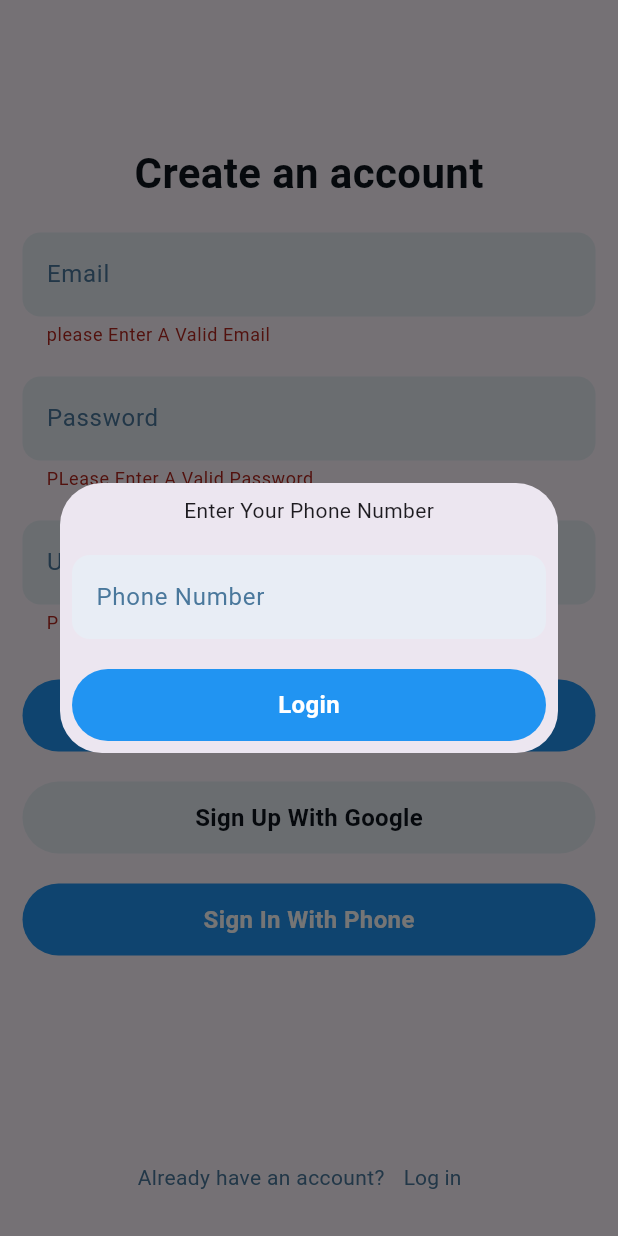
After one commit to minazakaria88/FacebookClone, a Flutter app: the screen it shows after launch, after a tap on "Sign Up", after a tap on "Sign In With Phone", on a phone screen of 412 x 824 dp. The commit adds this screen. Run offline on Flutter 3.47's test engine with Material 3 defaults, Android fonts, the phone set to English and light mode, and no system bars; our stand-ins replace bloc, cached_network_image, cloud_firestore, dio, equatable, firebase_auth and 10 more; missing offline and left inert: dart:ffi; accounts and stored records are empty.

Commit message:
add phone otp dialog

```diff
--- a/lib/features/auth/data/repositories/auth_repo.dart
+++ b/lib/features/auth/data/repositories/auth_repo.dart
@@ -33,11 +33,14 @@ class AuthRepository {
     Completer<String> completer = Completer<String>();
     await auth.verifyPhoneNumber(
       phoneNumber: phoneNumber,
-      verificationCompleted: (PhoneAuthCredential credential) {},
+      verificationCompleted: (PhoneAuthCredential credential) {
+
+      },
       verificationFailed: (FirebaseAuthException e) {
         if (e.code == 'invalid-phone-number') {
-          throw Exception('The provided phone number is not valid.');
+          completer.completeError('The provided phone number is not valid.');
         }
+        completer.completeError(e.message ?? 'Failed to verify phone number.');
       },
       codeSent: (String verificationId, int? resendToken) {
         logger.d(verificationId);
@@ -51,6 +54,7 @@ class AuthRepository {
   Future<User?> signInWithPhoneNumber({
     required String verificationId,
     required String smsCode,
+    required String name
   }) async {
     PhoneAuthCredential credential = PhoneAuthProvider.credential(
       verificationId: verificationId,
@@ -58,6 +62,8 @@ class AuthRepository {
     );
     final userCredential = await auth.signInWithCredential(credential);
     logger.d(credential);
+    await userCredential.user!.updateDisplayName(name);
+    await userCredential.user!.reload();
     return userCredential.user;
   }
 
--- a/lib/features/auth/presentation/cubit/auth_cubit.dart
+++ b/lib/features/auth/presentation/cubit/auth_cubit.dart
@@ -98,12 +98,14 @@ class AuthCubit extends Cubit<AuthState> {
   Future<void> loginWithPhone({
     required String verificationId,
     required String smsCode,
+    required String name
   }) async {
     try {
       emit(state.copyWith(otpStatus: OtpStatus.loading));
       await authRepository.signInWithPhoneNumber(
         verificationId: verificationId,
         smsCode: smsCode,
+        name: name
       );
       emit(state.copyWith(otpStatus: OtpStatus.success));
     } catch (e) {
--- a/lib/features/auth/presentation/pages/otp_screen.dart
+++ b/lib/features/auth/presentation/pages/otp_screen.dart
@@ -84,6 +84,7 @@ class _OtpScreenState extends State<OtpScreen> {
                       await context.read<AuthCubit>().loginWithPhone(
                         verificationId: widget.verificationId,
                         smsCode: otpCode,
+                        name: 'mina zakaria'
                       );
                       otpCode = '';
                     }
--- a/lib/features/auth/presentation/pages/register_screen.dart
+++ b/lib/features/auth/presentation/pages/register_screen.dart
@@ -1,13 +1,8 @@
-import 'package:app_factory/core/helpers/extenstion.dart';
-import 'package:app_factory/core/helpers/validate_inpus_class.dart';
 import 'package:app_factory/core/routes/routes.dart';
-import 'package:app_factory/core/utils/app_colors.dart';
-import 'package:app_factory/core/utils/app_styles.dart';
-import 'package:app_factory/core/widget/my_button.dart';
-import 'package:app_factory/core/widget/my_text_form.dart';
 import 'package:app_factory/features/auth/presentation/cubit/auth_cubit.dart';
 import 'package:flutter/material.dart';
 import 'package:flutter_bloc/flutter_bloc.dart';
+import '../widgets/register_body.dart';
 
 class RegisterScreen extends StatefulWidget {
   const RegisterScreen({super.key});
@@ -20,6 +15,7 @@ class _LoginScreenState extends State<RegisterScreen> {
   final TextEditingController email = TextEditingController();
   final TextEditingController password = TextEditingController();
   final TextEditingController userName = TextEditingController();
+  final TextEditingController phone = TextEditingController();
   final formKey = GlobalKey<FormState>();
 
   @override
@@ -27,6 +23,7 @@ class _LoginScreenState extends State<RegisterScreen> {
     email.dispose();
     password.dispose();
     userName.dispose();
+    phone.dispose();
     super.dispose();
   }
 
@@ -96,118 +93,12 @@ class _LoginScreenState extends State<RegisterScreen> {
               },
             ),
           ],
-          child: BlocBuilder<AuthCubit, AuthState>(
-            builder: (context, state) {
-              return CustomScrollView(
-                slivers: [
-                  SliverFillRemaining(
-                    child: Form(
-                      key: formKey,
-                      child: Column(
-                        crossAxisAlignment: CrossAxisAlignment.center,
-                        children: [
-                          80.h,
-                          const Text(
-                            'Create an account',
-                            style: AppStyles.bold28BlackTextColor,
-                          ),
-                          20.h,
-                          MyTextForm(
-                            controller: email,
-                            hint: 'Email',
-                            validator: (String? value) {
-                              return ValidationClass.validateEmail(value);
-                            },
-                          ),
-                          20.h,
-                          MyTextForm(
-                            controller: password,
-                            hint: 'Password',
-                            validator: (String? value) {
-                              return ValidationClass.validateText(
-                                value,
-                                'PLease Enter A Valid Password',
-                              );
-                            },
-                          ),
-                          20.h,
-                          MyTextForm(
-                            controller: userName,
-                            hint: 'Username',
-                            validator: (String? value) {
-                              return ValidationClass.validateText(
-                                value,
-                                'PLease Enter A Valid Username',
-                              );
-                            },
-                          ),
-                          30.h,
-                          state.registerStatus == RegisterStatus.loading
-                              ? const CircularProgressIndicator()
-                              : MyButton(
-                                  text: 'Sign Up',
-                                  onTap: () {
-                                    if (formKey.currentState!.validate()) {
-                                      context.read<AuthCubit>().register(
-                                        email: email.text,
-                                        password: password.text,
-                                        name: userName.text,
-                                      );
-                                    }
-                                  },
-                                ),
-                          20.h,
-                          state.registerWithGoogleStatus ==
-                                  RegisterWithGoogleStatus.loading
-                              ? const CircularProgressIndicator()
-                              : MyButton(
-                                  text: 'Sign Up With Google',
-                                  onTap: () {
-                                    context
-                                        .read<AuthCubit>()
-                                        .registerWithGoogle();
-                                  },
-                                  textColor: AppColors.blackTextColor,
-                                  color: AppColors.greyColor,
-                                ),
-                          20.h,
-                          state.loginWithPhoneStatus ==
-                                  LoginWithPhoneStatus.loading
-                              ? const CircularProgressIndicator()
-                              : MyButton(
-                                  text: 'Sign Up With Phone',
-                                  onTap: () {
-                                    context.read<AuthCubit>().verifyPhoneNumber(
-                                      phoneNumber: '+201064687742',
-                                    );
-                                  },
-                                ),
-                          const Spacer(),
-                          Row(
-                            mainAxisAlignment: MainAxisAlignment.center,
-                            children: [
-                              const Text(
-                                'Already have an account?',
-                                style: AppStyles.regular14textgreyColor,
-                              ),
-                              TextButton(
-                                onPressed: () {
-                                  Navigator.of(context).pushNamed(Routes.login);
-                                },
-                                child: const Text(
-                                  'Log in',
-                                  style: AppStyles.regular14textgreyColor,
-                                ),
-                              ),
-                            ],
-                          ),
-                        ],
-                      ),
-                    ),
-                  ),
-                ],
-              );
-            },
+          child: RegisterBody(
+            formKey: formKey,
+            email: email,
+            password: password,
+            userName: userName,
+            phone: phone,
           ),
         ),
       ),
--- /dev/null
+++ b/lib/features/auth/presentation/widgets/register_body.dart
@@ -0,0 +1,192 @@
+import 'package:app_factory/core/helpers/extenstion.dart';
+import 'package:flutter/material.dart';
+import 'package:flutter_bloc/flutter_bloc.dart';
+
+import '../../../../core/helpers/validate_inpus_class.dart';
+import '../../../../core/routes/routes.dart';
+import '../../../../core/utils/app_colors.dart';
+import '../../../../core/utils/app_styles.dart';
+import '../../../../core/widget/my_button.dart';
+import '../../../../core/widget/my_text_form.dart';
+import '../cubit/auth_cubit.dart';
+
+class RegisterBody extends StatelessWidget {
+  const RegisterBody({
+    super.key,
+    required this.formKey,
+    required this.email,
+    required this.password,
+    required this.userName,
+    required this.phone,
+  });
+
+  final GlobalKey<FormState> formKey;
+  final TextEditingController email;
+  final TextEditingController password;
+  final TextEditingController userName;
+  final TextEditingController phone;
+
+  @override
+  Widget build(BuildContext context) {
+    return BlocBuilder<AuthCubit, AuthState>(
+      builder: (context, state) {
+        return CustomScrollView(
+          slivers: [
+            SliverFillRemaining(
+              child: Form(
+                key: formKey,
+                child: Column(
+                  crossAxisAlignment: CrossAxisAlignment.center,
+                  children: [
+                    80.h,
+                    const Text(
+                      'Create an account',
+                      style: AppStyles.bold28BlackTextColor,
+                    ),
+                    20.h,
+                    MyTextForm(
+                      controller: email,
+                      hint: 'Email',
+                      validator: (String? value) {
+                        return ValidationClass.validateEmail(value);
+                      },
+                    ),
+                    20.h,
+                    MyTextForm(
+                      controller: password,
+                      hint: 'Password',
+                      validator: (String? value) {
+                        return ValidationClass.validateText(
+                          value,
+                          'PLease Enter A Valid Password',
+                        );
+                      },
+                    ),
+                    20.h,
+                    MyTextForm(
+                      controller: userName,
+                      hint: 'Username',
+                      validator: (String? value) {
+                        return ValidationClass.validateText(
+                          value,
+                          'PLease Enter A Valid Username',
+                        );
+                      },
+                    ),
+                    30.h,
+                    state.registerStatus == RegisterStatus.loading
+                        ? const CircularProgressIndicator()
+                        : MyButton(
+                      text: 'Sign Up',
+                      onTap: () {
+                        if (formKey.currentState!.validate()) {
+                          context.read<AuthCubit>().register(
+                            email: email.text,
+                            password: password.text,
+                            name: userName.text,
+                          );
+                        }
+                      },
+                    ),
+                    20.h,
+                    state.registerWithGoogleStatus ==
+                        RegisterWithGoogleStatus.loading
+                        ? const CircularProgressIndicator()
+                        : MyButton(
+                      text: 'Sign Up With Google',
+                      onTap: () {
+                        context.read<AuthCubit>().registerWithGoogle();
+                      },
+                      textColor: AppColors.blackTextColor,
+                      color: AppColors.greyColor,
+                    ),
+                    20.h,
+                    state.loginWithPhoneStatus == LoginWithPhoneStatus.loading
+                        ? const CircularProgressIndicator()
+                        : MyButton(
+                      text: 'Sign In With Phone',
+                      onTap: () {
+                        showDialog(
+                          context: context,
+                          builder: (_) => BlocProvider.value(
+                              value: context.read<AuthCubit>(),
+                              child: LoginWithPhoneWidget(phone: phone)),
+                        );
+                      },
+                    ),
+                    const Spacer(),
+                    Row(
+                      mainAxisAlignment: MainAxisAlignment.center,
+                      children: [
+                        const Text(
+                          'Already have an account?',
+                          style: AppStyles.regular14textgreyColor,
+                        ),
+                        TextButton(
+                          onPressed: () {
+                            Navigator.of(context).pushNamed(Routes.login);
+                          },
+                          child: const Text(
+                            'Log in',
+                            style: AppStyles.regular14textgreyColor,
+                          ),
+                        ),
+                      ],
+                    ),
+                  ],
+                ),
+              ),
+            ),
+          ],
+        );
+      },
+    );
+  }
+}
+
+class LoginWithPhoneWidget extends StatelessWidget {
+  const LoginWithPhoneWidget({
+    super.key,
+    required this.phone,
+  });
+
+  final TextEditingController phone;
+
+  @override
+  Widget build(BuildContext context) {
+    return Dialog(
+      child: Padding(
+        padding: const EdgeInsets.all(8.0),
+        child: Column(
+          mainAxisSize: MainAxisSize.min,
+          children: [
+            const Text('Enter Your Phone Number'),
+            20.h,
+            MyTextForm(
+              controller: phone,
+              hint: 'Phone Number',
+              validator: (String? value) {
+                return ValidationClass.validateText(
+                  value,
+                  'PLease Enter A Valid Phone Number',
+                );
+              },
+            ),
+            20.h,
+            MyButton(
+              text: 'Login',
+              onTap: () {
+                context
+                    .read<AuthCubit>()
+                    .verifyPhoneNumber(
+                  phoneNumber: '+2${phone.text}',
+                );
+                Navigator.pop(context);
+              },
+            ),
+          ],
+        ),
+      ),
+    );
+  }
+}
```
